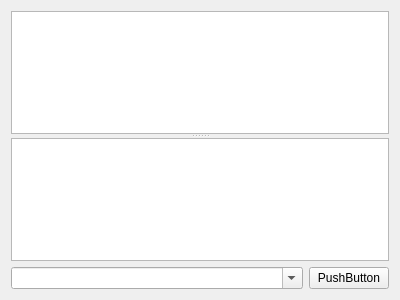
Qt form src/logfilewidget.ui (dapaulid/xenon) before a commit.
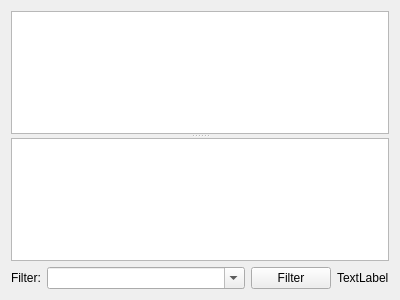
The same form after that commit.

```diff
--- a/src/logfilewidget.ui
+++ b/src/logfilewidget.ui
@@ -47,6 +47,16 @@
    </item>
    <item>
     <layout class="QHBoxLayout" name="horizontalLayout">
+     <item>
+      <widget class="QLabel" name="lblFilter">
+       <property name="text">
+        <string>Filter:</string>
+       </property>
+       <property name="buddy">
+        <cstring>cbxFilter</cstring>
+       </property>
+      </widget>
+     </item>
      <item>
       <widget class="QComboBox" name="cbxFilter">
        <property name="sizePolicy">
@@ -63,7 +73,14 @@
      <item>
       <widget class="QPushButton" name="btnFilter">
        <property name="text">
-        <string>PushButton</string>
+        <string>Filter</string>
+       </property>
+      </widget>
+     </item>
+     <item>
+      <widget class="QLabel" name="lblCount">
+       <property name="text">
+        <string>TextLabel</string>
        </property>
       </widget>
      </item>
```
